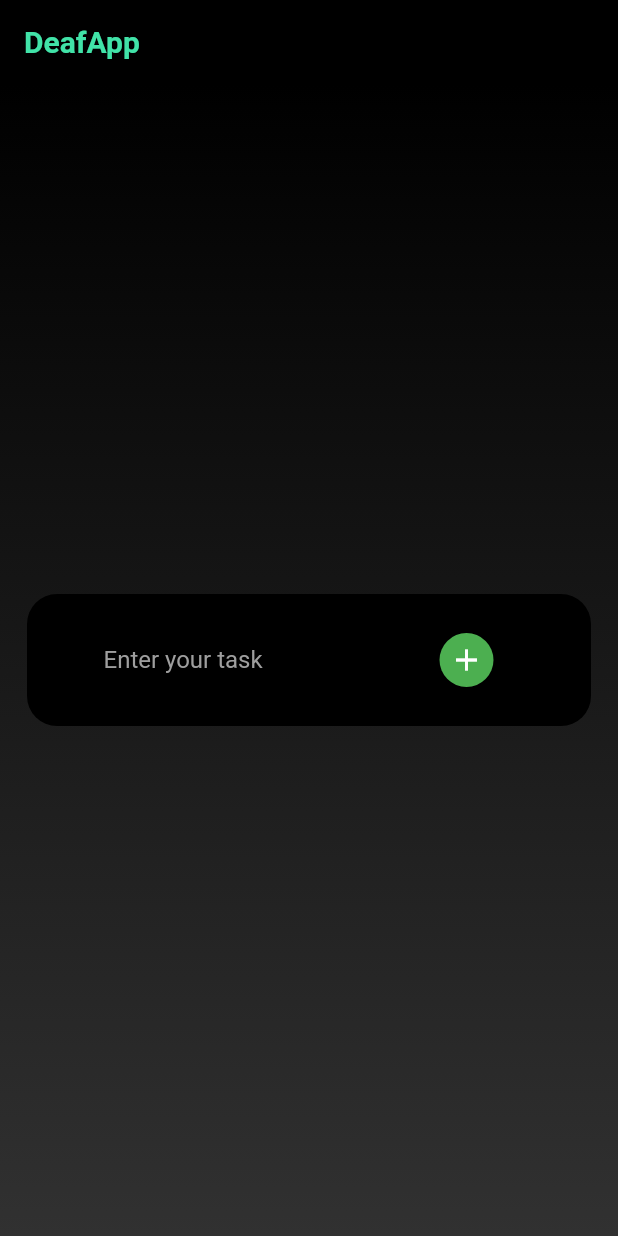
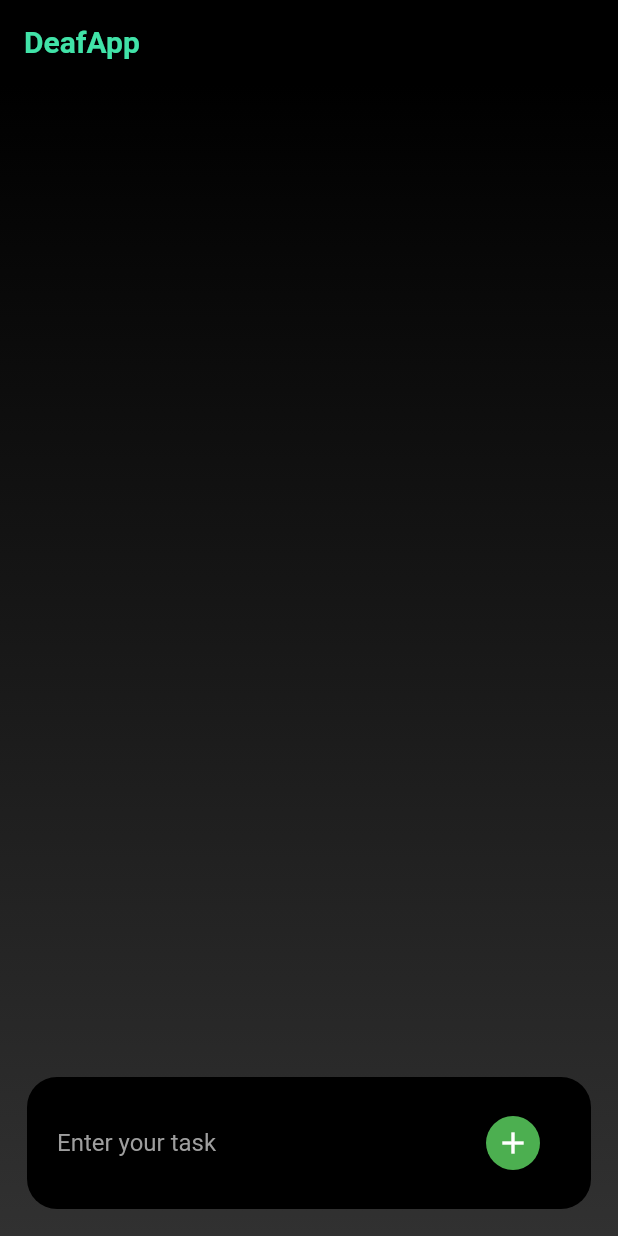
Before and after one commit to mukundsolanki/Pratyaksh-AR, a Flutter app: the screen it shows after launch, after a tap on the "arrow forward" icon, on a phone screen of 412 x 824 dp. Run offline on Flutter 3.47's test engine with Material 2 defaults, Android fonts, the light colour scheme and no system bars.

Commit message:
Fixing the home screen to show it in a list view

```diff
--- a/pratyakshapp/lib/home_page.dart
+++ b/pratyakshapp/lib/home_page.dart
@@ -17,7 +17,7 @@ class _HomePageState extends State<HomePage> {
     String task = _taskController.text;
     if (task.isNotEmpty) {
       setState(() {
-        tasks.add(task);
+        tasks.insert(0, task); // Insert task at the beginning of the list
         _taskController.clear();
       });
     }
@@ -45,11 +45,29 @@ class _HomePageState extends State<HomePage> {
             colors: [Colors.black, Color.fromARGB(255, 49, 49, 49)],
           ),
         ),
-        child: Center(
         child: Column(
-            mainAxisAlignment: MainAxisAlignment.center,
           children: [
-              SizedBox(height: 20),
+            Expanded(
+              child: ListView.builder(
+                reverse: false, // Reverses the order of items in the list
+                itemCount: tasks.length,
+                itemBuilder: (context, index) {
+                  return Padding(
+                    padding: const EdgeInsets.symmetric(vertical: 8.0),
+                    child: Card(
+                      color: Colors.white,
+                      child: Padding(
+                        padding: const EdgeInsets.all(8.0),
+                        child: Text(
+                          '- ${tasks[index]}',
+                          style: TextStyle(fontSize: 18, color: Colors.black),
+                        ),
+                      ),
+                    ),
+                  );
+                },
+              ),
+            ),
             Container(
               padding: EdgeInsets.all(20),
               margin: EdgeInsets.all(18),
@@ -60,8 +78,7 @@ class _HomePageState extends State<HomePage> {
               child: Row(
                 mainAxisAlignment: MainAxisAlignment.center,
                 children: [
-                    Container(
-                      width: 200,
+                  Expanded(
                     child: TextField(
                       controller: _taskController,
                       style: TextStyle(color: Colors.white),
@@ -79,24 +96,15 @@ class _HomePageState extends State<HomePage> {
                     style: ButtonStyle(
                       backgroundColor:
                           MaterialStateProperty.all<Color>(Colors.green),
-                            shape: MaterialStateProperty.all<OutlinedBorder>(CircleBorder()),
+                      shape: MaterialStateProperty.all<OutlinedBorder>(
+                        CircleBorder(),
+                      ),
                     ),
                   ),
                 ],
               ),
             ),
-              SizedBox(height: 20),
-              Column(
-                crossAxisAlignment: CrossAxisAlignment.start,
-                children: tasks.map((task) {
-                  return Text(
-                    '- $task',
-                    style: TextStyle(fontSize: 18, color: Colors.white),
-                  );
-                }).toList(),
-              ),
           ],
-          ),
         ),
       ),
     );
```
Lines whose indentation alone changed are shown as unchanged.
